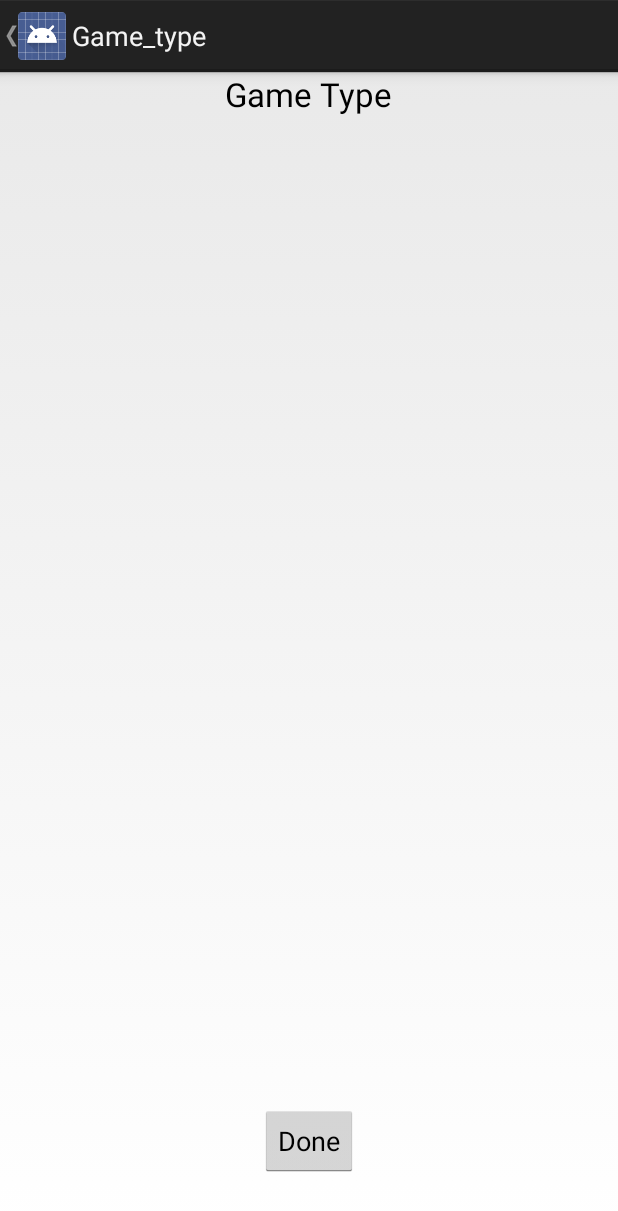
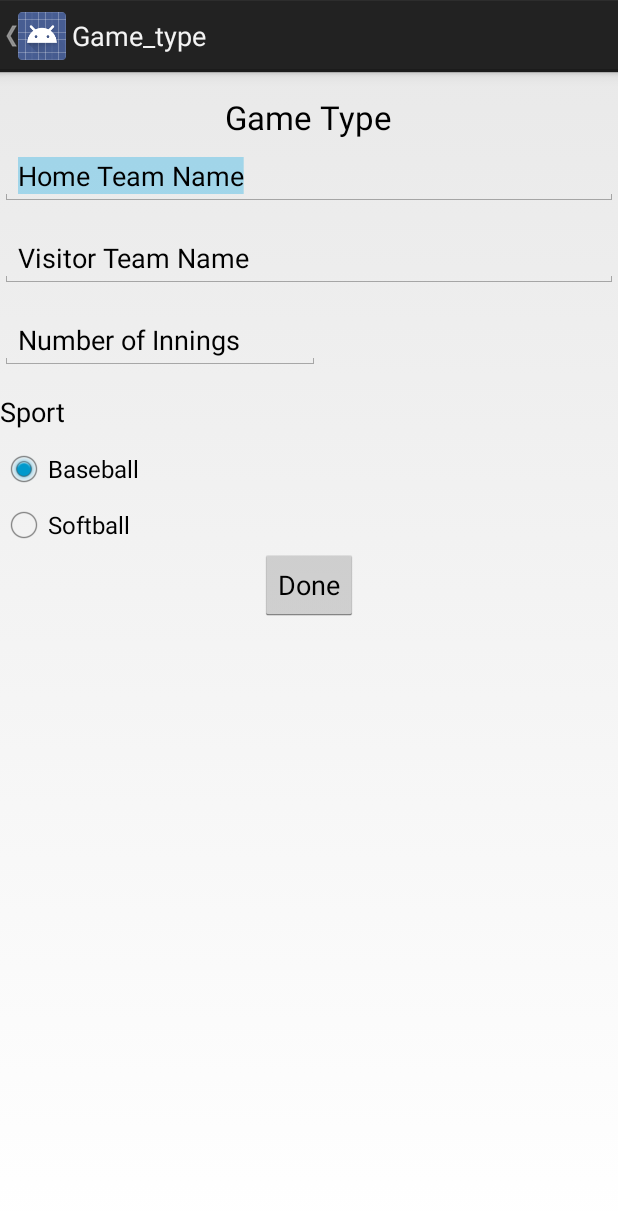
Before and after one commit to Wolfpack150/BaseballProject, an Android app: the Game_type screen opened directly, with no data from a screen before it, on a phone screen of 412 x 824 dp. Shown: the top 1211 px of the screen. Run offline under Robolectric (Android 15) with nearby library versions, the phone set to English and light mode, and no system bars.

Commit message:
Improved the Game Type screen by adding more functionality and by connecting user inputs to assignment variables, which are then assigned to the correct team

```diff
--- a/app/src/main/java/csci/baseballapp/Game_type.java
+++ b/app/src/main/java/csci/baseballapp/Game_type.java
@@ -6,6 +6,7 @@ import android.os.Bundle;
 import android.view.MenuItem;
 import android.view.View;
 import android.widget.Button;
+import android.widget.EditText;
 
 /**
  * Created by tim on 9/18/14.
@@ -21,14 +22,12 @@ public class Game_type extends Activity {
 
         Button button = (Button) findViewById(R.id.button);
 
-        button.setOnClickListener(new View.OnClickListener()
-        {
-         @Override
-         public void onClick(View arg0)
-         {
-            Intent intent = new Intent(Game_type.this, team_lineups.class);
-             startActivity(intent);
-         }
+        button.setOnClickListener(new View.OnClickListener() {
+            @Override
+            public void onClick(View arg0) {
+                Intent intent = new Intent(Game_type.this, team_lineups.class);
+                startActivity(intent);
+            }
         });
     }
 
@@ -40,6 +39,31 @@ public class Game_type extends Activity {
         }
         return super.onOptionsItemSelected(item);
     }
+    public void setGametype (View v)
+    {
+        Gameplay game = new Gameplay();
+        Team homeTeam = new Team();
+        Team visitorTeam = new Team();
 
+        //Intent intent = new Intent();
+        //This gets the data from an EditText field
+        EditText homeTeamName = (EditText) findViewById(R.id.homeNameInput);
+        String homeName = homeTeamName.getText().toString();
+        homeTeam.setTeamName(homeName);
+        //intent.putExtra("Home", homeName);
+
+        EditText visitorTeamName = (EditText) findViewById(R.id.visNameInput);
+        String visitorName = visitorTeamName.getText().toString();
+        //intent.putExtra("Visitor", visitorName);
+        visitorTeam.setTeamName(visitorName);
+
+        EditText numberInnings = (EditText) findViewById(R.id.innings);
+        int innings = Integer.parseInt(numberInnings.getText().toString());
+        //intent.putExtra("Innings",innings);
+        game.m_numInnings = innings;
+
+        //setResult(RESULT_OK, intent);
+        finish();
+    }
 
 }
--- a/app/src/main/java/csci/baseballapp/Gameplay.java
+++ b/app/src/main/java/csci/baseballapp/Gameplay.java
@@ -5,6 +5,7 @@ package csci.baseballapp;
  */
 public class Gameplay{
     // Player Variables
+    public int m_numInnings;
     public int m_home_score;
     public int m_away_score;
     public int m_inningtype;// this is for top or bottom of the inning
@@ -21,6 +22,7 @@ public class Gameplay{
 
     //Default constructor
     public Gameplay(){
+        m_numInnings = 0;
         m_home_score = 0;
         m_away_score = 0;
         m_inningtype = 0;
--- a/app/src/main/java/csci/baseballapp/Team.java
+++ b/app/src/main/java/csci/baseballapp/Team.java
@@ -16,10 +16,8 @@ public class Team {
     }
 
     //Class functions
-    public void setTeamName() // Function that allows user to enter the name of the team
-    {
+    public void setTeamName(String name) {m_teamName = name;} // Function that allows user to enter the name of the team
 
-    }
 
     public void addPlayer() //Function that allows user to add new player to team
     {
--- a/app/src/main/res/layout/game_type.xml
+++ b/app/src/main/res/layout/game_type.xml
@@ -1,9 +1,10 @@
 <?xml version="1.0" encoding="utf-8"?>
 
-<RelativeLayout xmlns:android="http://schemas.android.com/apk/res/android"
-    android:orientation="vertical" android:layout_width="match_parent"
-    android:layout_height="match_parent"
-    android:id="@+id/relativelayout">
+<LinearLayout xmlns:android="http://schemas.android.com/apk/res/android"
+    android:orientation="vertical"
+    android:layout_width="fill_parent"
+    android:layout_height="fill_parent"
+    android:id="@+id/gametype">
 
     <TextView
         android:layout_width="wrap_content"
@@ -11,18 +12,74 @@
         android:textAppearance="?android:attr/textAppearanceLarge"
         android:text="Game Type"
         android:id="@+id/textView"
-        android:layout_gravity="center_horizontal"
-        android:layout_alignParentTop="true"
+        android:layout_marginTop="15dp"
+        android:layout_gravity="center_horizontal" />
+
+    <EditText
+        android:layout_width="match_parent"
+        android:layout_height="wrap_content"
+        android:id="@+id/homeNameInput"
+        android:layout_marginTop="5dp"
+        android:layout_gravity="left"
+        android:text="Home Team Name"
+        android:selectAllOnFocus="true"
+        android:singleLine="false" />
+
+    <EditText
+        android:layout_width="match_parent"
+        android:layout_height="wrap_content"
+        android:id="@+id/visNameInput"
+        android:layout_marginTop="15dp"
+        android:layout_gravity="left"
+        android:text="Visitor Team Name"
+        android:selectAllOnFocus="true"/>
+
+    <EditText
+        android:layout_width="wrap_content"
+        android:layout_height="wrap_content"
+        android:inputType="numberDecimal"
+        android:ems="10"
+        android:id="@+id/innings"
+        android:layout_marginTop="15dp"
+        android:layout_gravity="left"
+        android:text="Number of Innings"
+        android:selectAllOnFocus="true"/>
+    <TextView
+        android:layout_width="wrap_content"
+        android:layout_height="wrap_content"
+        android:textAppearance="?android:attr/textAppearanceMedium"
+        android:text="Sport"
+        android:id="@+id/pickSport"
+        android:layout_marginTop="15dp"
         android:layout_centerHorizontal="true" />
-
+    <RadioGroup
+        android:layout_width="match_parent"
+        android:layout_height="wrap_content">
+        <RadioButton
+            android:layout_width="wrap_content"
+            android:layout_height="wrap_content"
+            android:text="Baseball"
+            android:id="@+id/baseballButton"
+            android:layout_marginTop="10dp"
+            android:layout_gravity="left"
+            android:checked="true" />
+        <RadioButton
+            android:layout_width="wrap_content"
+            android:layout_height="wrap_content"
+            android:text="Softball"
+            android:id="@+id/softballButton"
+            android:layout_marginTop="5dp"
+            android:layout_gravity="left"
+            android:checked="false" />
+</RadioGroup>
     <Button
         android:layout_width="wrap_content"
         android:layout_height="wrap_content"
         android:text="Done"
         android:id="@+id/button"
         android:layout_gravity="center_horizontal"
-        android:layout_alignParentBottom="true"
-        android:layout_centerHorizontal="true"
-        android:layout_marginBottom="39dp" />
+        android:onClick="gotoLineup"
+        android:layout_alignParentBottom="true" />
 
-</RelativeLayout>
+
+</LinearLayout>
```
